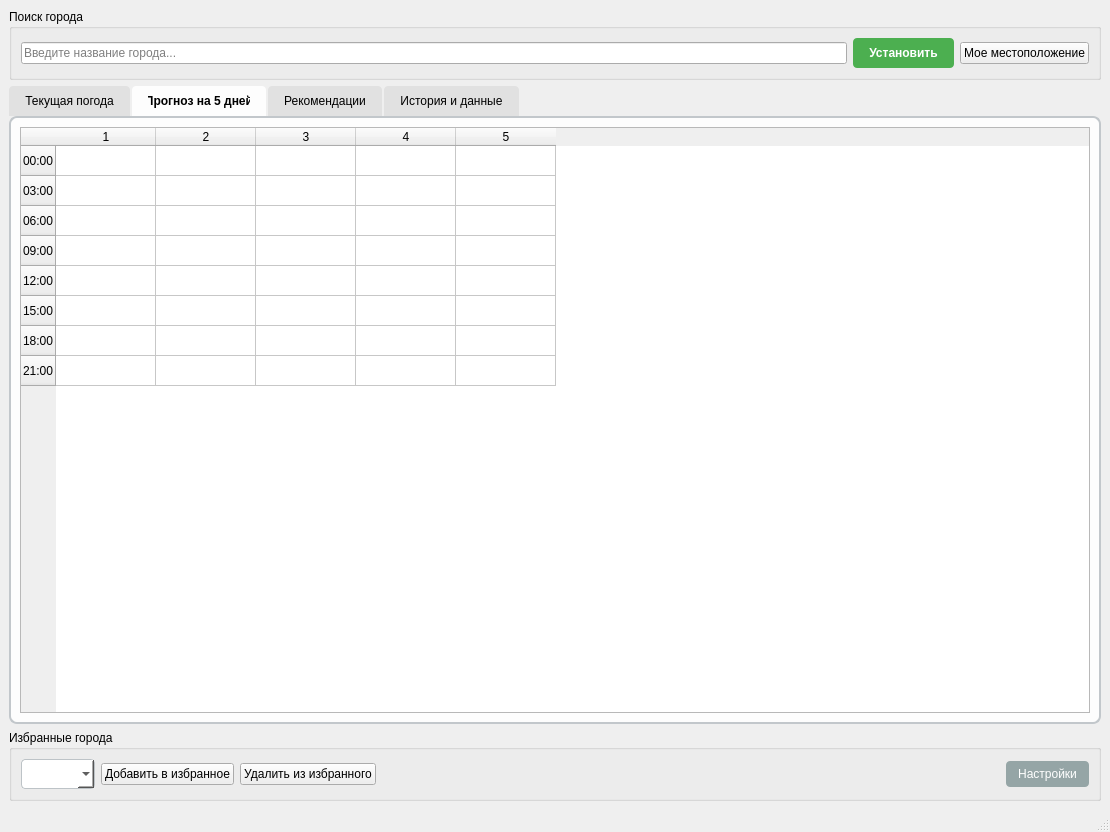
Old version of the form main_window.ui in the repository lydishka/WeatherMonitor.
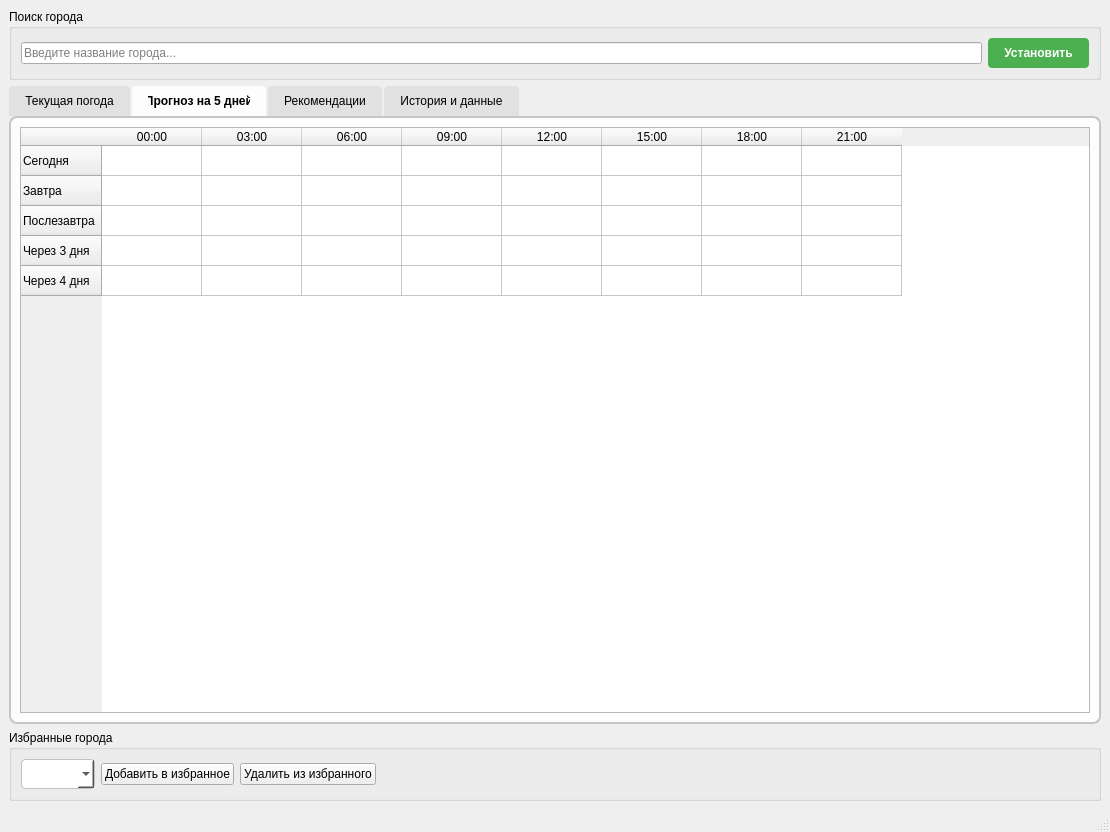
New version of the form. The open tabs and pages were chosen to show the change.

The edit to the form file:
```diff
--- a/main_window.ui
+++ b/main_window.ui
@@ -61,13 +61,6 @@
          </property>
         </widget>
        </item>
-       <item>
-        <widget class="QPushButton" name="locationButton">
-         <property name="text">
-          <string>Мое местоположение</string>
-         </property>
-        </widget>
-       </item>
       </layout>
      </widget>
     </item>
@@ -256,68 +249,68 @@
           </property>
           <row>
            <property name="text">
+            <string>Сегодня</string>
+           </property>
+          </row>
+          <row>
+           <property name="text">
+            <string>Завтра</string>
+           </property>
+          </row>
+          <row>
+           <property name="text">
+            <string>Послезавтра</string>
+           </property>
+          </row>
+          <row>
+           <property name="text">
+            <string>Через 3 дня</string>
+           </property>
+          </row>
+          <row>
+           <property name="text">
+            <string>Через 4 дня</string>
+           </property>
+          </row>
+          <column>
+           <property name="text">
             <string>00:00</string>
            </property>
-          </row>
-          <row>
+          </column>
+          <column>
            <property name="text">
             <string>03:00</string>
            </property>
-          </row>
-          <row>
+          </column>
+          <column>
            <property name="text">
             <string>06:00</string>
            </property>
-          </row>
-          <row>
+          </column>
+          <column>
            <property name="text">
             <string>09:00</string>
            </property>
-          </row>
-          <row>
+          </column>
+          <column>
            <property name="text">
             <string>12:00</string>
            </property>
-          </row>
-          <row>
+          </column>
+          <column>
            <property name="text">
             <string>15:00</string>
            </property>
-          </row>
-          <row>
+          </column>
+          <column>
            <property name="text">
             <string>18:00</string>
            </property>
-          </row>
-          <row>
+          </column>
+          <column>
            <property name="text">
             <string>21:00</string>
            </property>
-          </row>
-          <column>
-           <property name="text">
-            <string>1</string>
-           </property>
-          </column>
-          <column>
-           <property name="text">
-            <string>2</string>
-           </property>
-          </column>
-          <column>
-           <property name="text">
-            <string>3</string>
-           </property>
-          </column>
-          <column>
-           <property name="text">
-            <string>4</string>
-           </property>
-          </column>
-          <column>
-           <property name="text">
-            <string>5</string>
-           </property>
           </column>
          </widget>
         </item>
@@ -481,21 +474,6 @@
          </property>
         </spacer>
        </item>
-       <item>
-        <widget class="QPushButton" name="settingsButton">
-         <property name="styleSheet">
-          <string notr="true">QPushButton {
-    background-color: #95A5A6;
-    color: white;
-    padding: 6px 12px;
-    border-radius: 4px;
-}</string>
-         </property>
-         <property name="text">
-          <string>Настройки</string>
-         </property>
-        </widget>
-       </item>
       </layout>
      </widget>
     </item>
```
Left out of the diff: 24 changed lines with no effect on the pictures.
